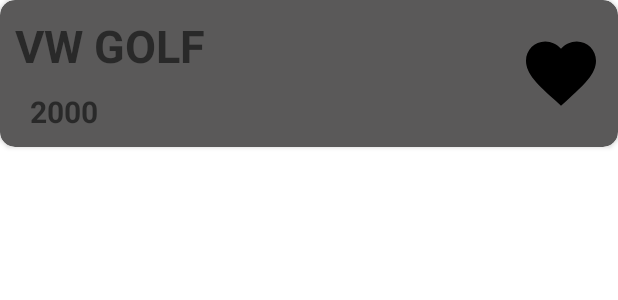
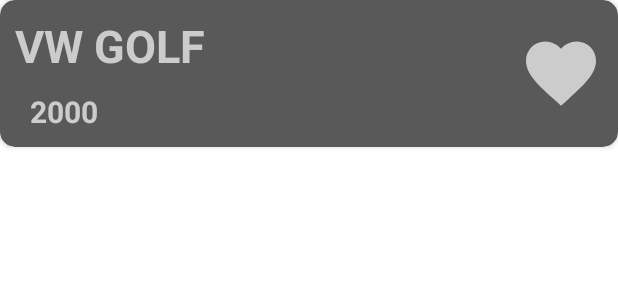
Before and after one commit to timofeylyadinsky/final-project-android, an Android app: the layout item_layout.xml on its own in the app's theme, with its tools: preview values and no code run, on a phone screen of 412 x 824 dp. Shown: the top 300 px of the screen. Run offline under Robolectric (Android 15) with nearby library versions, the phone set to English and light mode, and no system bars.

Commit message:
feat: change style

```diff
--- a/app/src/main/res/drawable/ic_baseline_close_24.xml
+++ b/app/src/main/res/drawable/ic_baseline_close_24.xml
@@ -1,5 +1,5 @@
-<vector android:height="24dp" android:tint="#000000"
+<vector android:height="56dp" android:tint="#000000"
     android:viewportHeight="24" android:viewportWidth="24"
-    android:width="24dp" xmlns:android="http://schemas.android.com/apk/res/android">
+    android:width="56dp" xmlns:android="http://schemas.android.com/apk/res/android">
     <path android:fillColor="@android:color/white" android:pathData="M19,6.41L17.59,5 12,10.59 6.41,5 5,6.41 10.59,12 5,17.59 6.41,19 12,13.41 17.59,19 19,17.59 13.41,12z"/>
 </vector>
--- a/app/src/main/res/layout/fragment_main.xml
+++ b/app/src/main/res/layout/fragment_main.xml
@@ -5,7 +5,7 @@
     android:layout_width="match_parent"
     android:layout_height="match_parent"
     tools:context=".MainFragment"
-    android:background="#fC0FF0">
+    android:background="@drawable/main_background">
 
     <androidx.recyclerview.widget.RecyclerView
         android:id="@+id/recyclerView"
@@ -17,7 +17,7 @@
         app:layout_constraintBottom_toBottomOf="parent"
         android:layout_marginHorizontal="10sp"
         android:layout_marginVertical="20sp"
-        android:background="#0099FF"
+        android:background="@drawable/recycle_background"
         />
 
 
--- a/app/src/main/res/layout/fragment_wishlist.xml
+++ b/app/src/main/res/layout/fragment_wishlist.xml
@@ -4,6 +4,7 @@
     xmlns:tools="http://schemas.android.com/tools"
     android:layout_width="match_parent"
     android:layout_height="match_parent"
+    android:background="@drawable/main_background"
     tools:context=".WishlistFragment">
 
     <androidx.recyclerview.widget.RecyclerView
@@ -16,7 +17,7 @@
         app:layout_constraintBottom_toBottomOf="parent"
         android:layout_marginHorizontal="10sp"
         android:layout_marginVertical="10sp"
-        android:background="#0099FF"
+        android:background="@drawable/recycle_background"
         />
 
 </androidx.constraintlayout.widget.ConstraintLayout>
--- a/app/src/main/res/layout/item_layout.xml
+++ b/app/src/main/res/layout/item_layout.xml
@@ -25,7 +25,8 @@
             android:layout_toStartOf="@+id/addToFavourite"
             android:text="VW GOLF"
             android:textSize="30sp"
-            android:textStyle="bold" />
+            android:textStyle="bold"
+            android:textColor="#cccccc"/>
         <TextView
             android:id="@+id/yearCar"
             android:layout_width="wrap_content"
@@ -37,6 +38,7 @@
             android:textStyle="bold"
             android:layout_marginHorizontal="10dp"
             android:paddingBottom="10dp"
+            android:textColor="#cccccc"
             />
         <ImageView
             android:id="@+id/addToFavourite"
@@ -46,6 +48,7 @@
             android:layout_centerVertical="true"
             app:srcCompat="@drawable/ic_baseline_favorite_24"
             android:layout_marginEnd="10dp"
+            app:tint="#cccccc"
             />
     </RelativeLayout>
 </androidx.cardview.widget.CardView>
--- a/app/src/main/res/layout/wishlist_item_layout.xml
+++ b/app/src/main/res/layout/wishlist_item_layout.xml
@@ -27,7 +27,9 @@
             android:layout_toStartOf="@+id/deleteFromFavourite"
             android:text="VW GOLF"
             android:textSize="30sp"
-            android:textStyle="bold" />
+            android:textStyle="bold"
+            android:textColor="#cccccc"
+            />
         <TextView
             android:id="@+id/yearCar"
             android:layout_width="wrap_content"
@@ -39,6 +41,7 @@
             android:textStyle="bold"
             android:layout_marginHorizontal="10dp"
             android:paddingBottom="10dp"
+            android:textColor="#cccccc"
             />
         <ImageView
             android:id="@+id/deleteFromFavourite"
@@ -48,6 +51,7 @@
             android:layout_centerVertical="true"
             app:srcCompat="@drawable/ic_baseline_close_24"
             android:layout_marginEnd="10dp"
+            app:tint="#cccccc"
             />
 
     </RelativeLayout>
```
Also changed, not shown: app/src/main/res/drawable/main_background.xml (added, +9 -0 lines), app/src/main/res/drawable/recycle_background.xml (added, +9 -0 lines).
